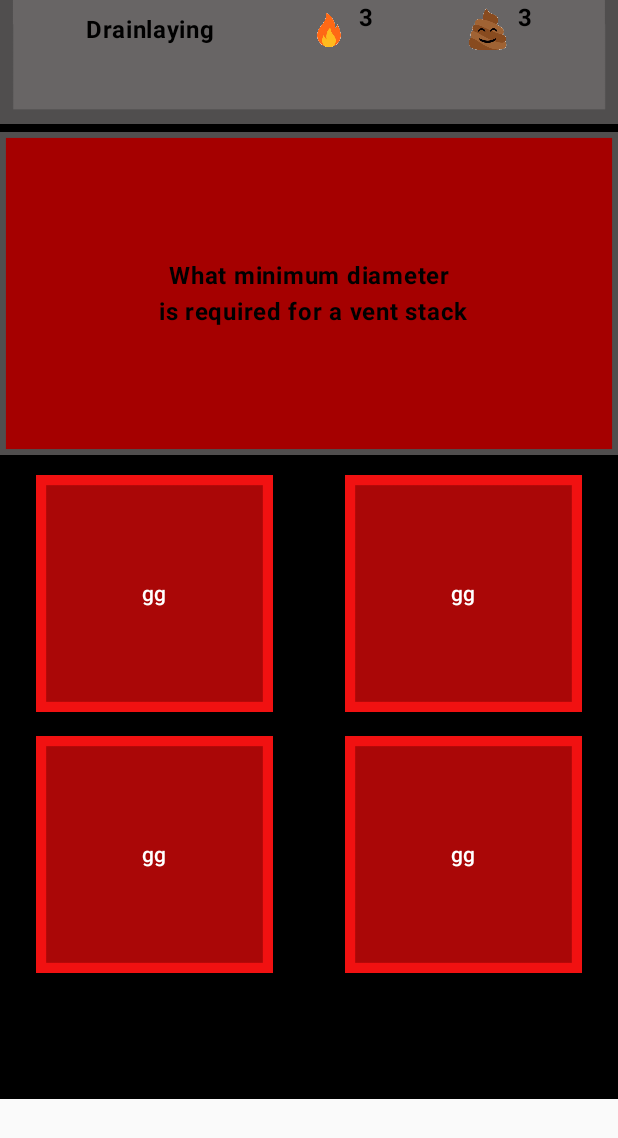
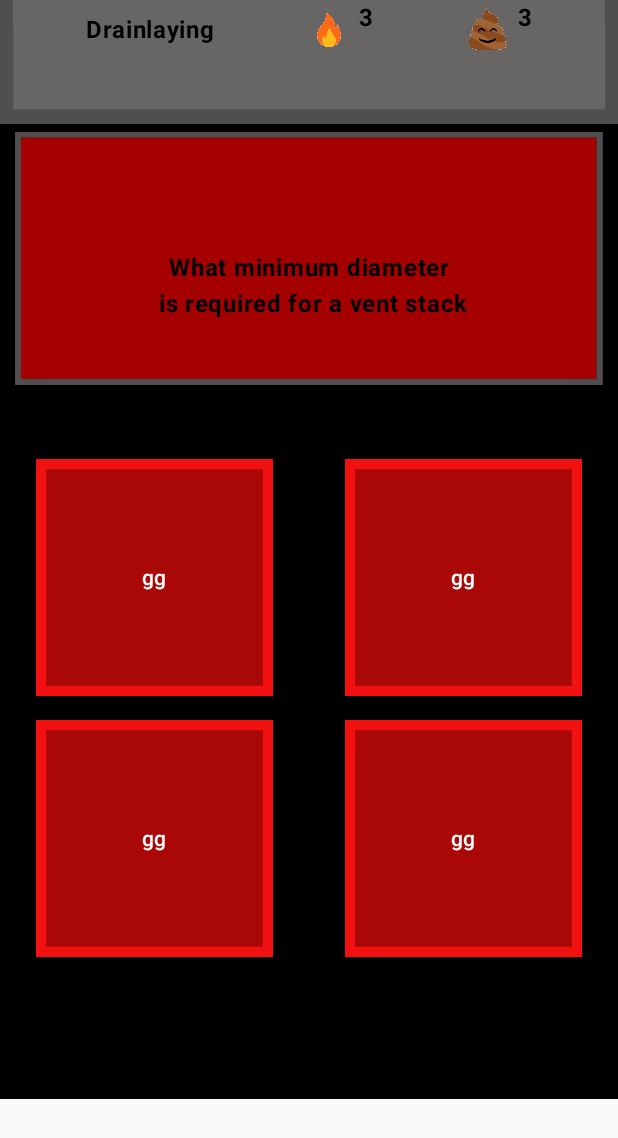
Before and after one commit to Grimwat/PGDQuiz, an Android app built with Jetpack Compose: the screen it shows after launch (MainActivity), on a phone screen of 412 x 824 dp. Shown: the top 1138 px of the screen. Run offline under Robolectric (Android 15) with nearby library versions, the phone set to English and light mode, and no system bars.

Commit message:
More Layout Adjustments

```diff
--- a/app/src/main/java/com/example/pgdquiz/ui/Composables/Button1.kt
+++ b/app/src/main/java/com/example/pgdquiz/ui/Composables/Button1.kt
@@ -132,7 +132,7 @@ fun ButtonGrid(
 @Composable
 fun GreetingPreview() {
     PgdQuizTheme {
-
+ButtonGrid()
 
     }
 }
--- a/app/src/main/java/com/example/pgdquiz/ui/Composables/Question.kt
+++ b/app/src/main/java/com/example/pgdquiz/ui/Composables/Question.kt
@@ -27,14 +27,13 @@ import com.example.pgdquiz.ui.theme.PgdQuizTheme
 fun Questionfield(
     modifier: Modifier = Modifier,
     question: String,
-) {
-    Box(
-        modifier = modifier
-            .fillMaxWidth(),
-        contentAlignment = Alignment.Center
-    ) {
+) {Box(
+    modifier = modifier
+        .fillMaxWidth(),
+    contentAlignment = Alignment.Center)
+{
         Image(
-            painter = painterResource(R.drawable.questbox1),
+            painter = painterResource(R.drawable.questbox),
             contentDescription = "Questions",
         )
         Text(
--- a/app/src/main/java/com/example/pgdquiz/ui/ExamLayout.kt
+++ b/app/src/main/java/com/example/pgdquiz/ui/ExamLayout.kt
@@ -43,6 +43,7 @@ fun DrainLayout(
             )
             Questionfield(
                 question = "What minimum diameter\n is required for a vent stack",
+                modifier = Modifier.padding(start = 10.dp, end = 10.dp)
             )
             ButtonGrid()
         }
```
Also changed, not shown: app/src/main/res/drawable-nodpi/questbox3.png (added), app/src/main/res/drawable-nodpi/questbox4.png (added).
